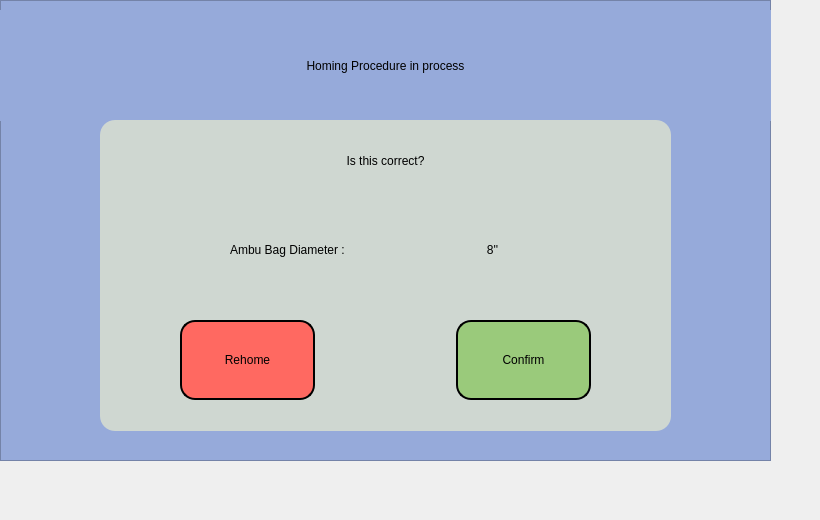
First picture: the form in software/control_system/gui/confirm_homing.ui, repository VentCU/bbwtb, before the edit.
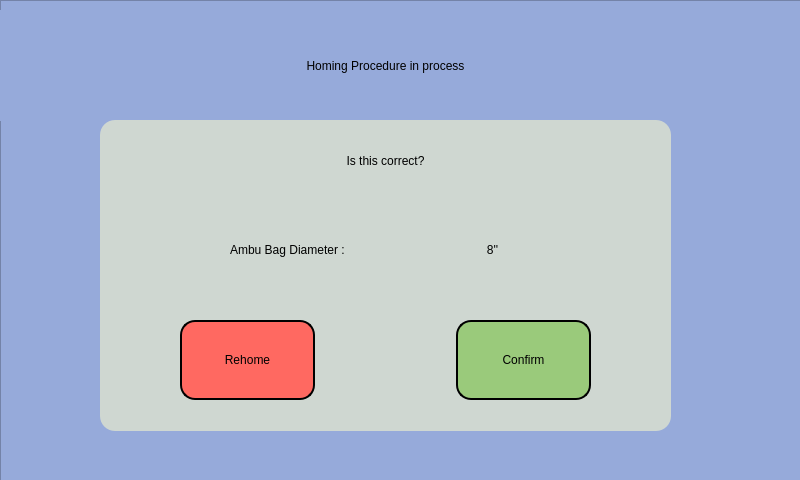
Second picture: the form after the edit. Icons and pictures are not drawn.

Patch:
```diff
--- a/software/control_system/gui/confirm_homing.ui
+++ b/software/control_system/gui/confirm_homing.ui
@@ -9,21 +9,45 @@
    <rect>
     <x>0</x>
     <y>0</y>
-    <width>820</width>
-    <height>520</height>
+    <width>800</width>
+    <height>480</height>
    </rect>
   </property>
+  <property name="minimumSize">
+   <size>
+    <width>800</width>
+    <height>480</height>
+   </size>
+  </property>
+  <property name="maximumSize">
+   <size>
+    <width>800</width>
+    <height>480</height>
+   </size>
+  </property>
   <property name="windowTitle">
    <string>VentCU Mock UI</string>
   </property>
   <widget class="QWidget" name="centralwidget">
+   <property name="minimumSize">
+    <size>
+     <width>800</width>
+     <height>480</height>
+    </size>
+   </property>
+   <property name="maximumSize">
+    <size>
+     <width>800</width>
+     <height>480</height>
+    </size>
+   </property>
    <widget class="QFrame" name="frame">
     <property name="geometry">
      <rect>
       <x>0</x>
       <y>0</y>
-      <width>771</width>
-      <height>461</height>
+      <width>801</width>
+      <height>491</height>
      </rect>
     </property>
     <property name="styleSheet">
```
